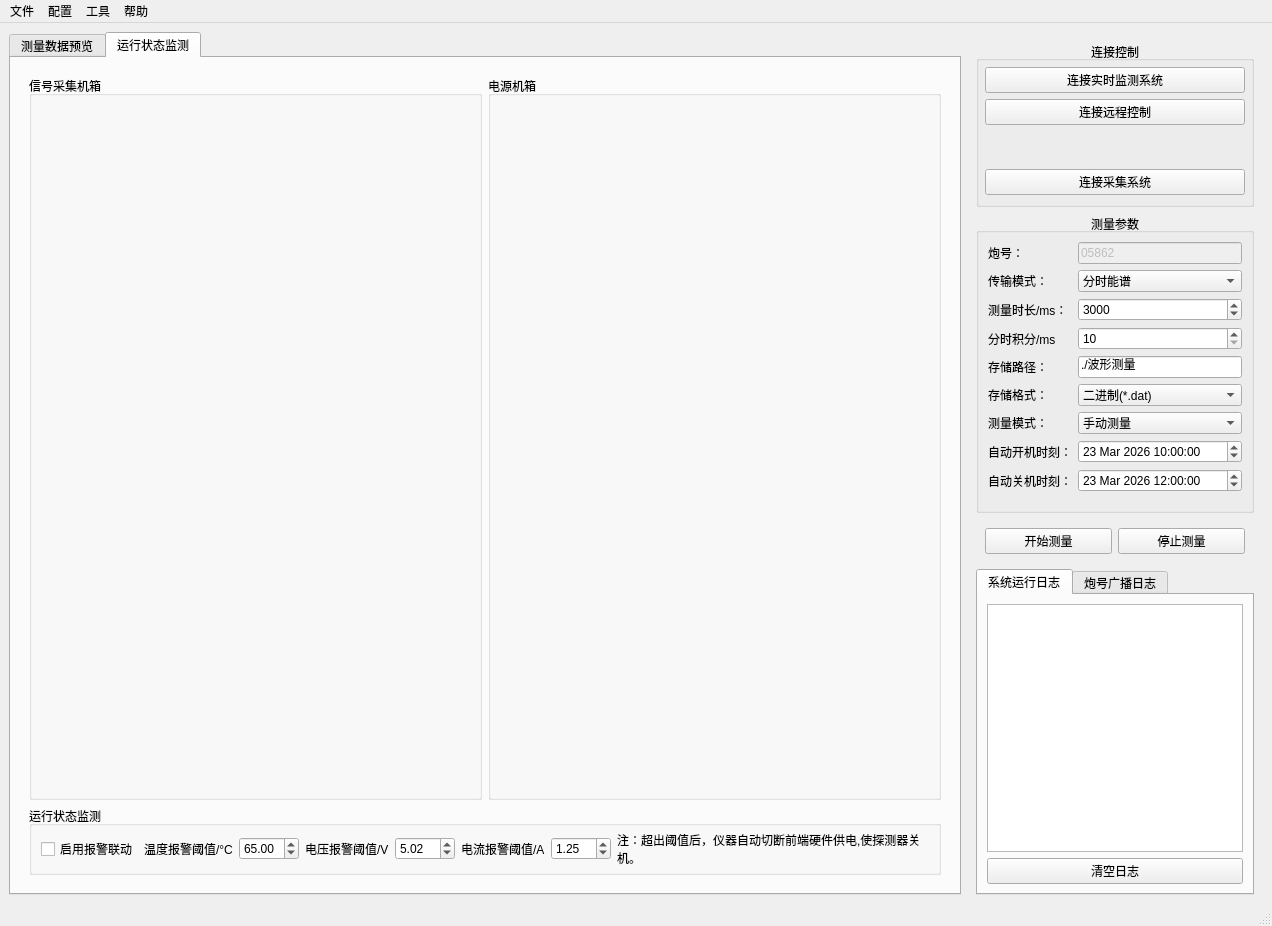
Above: mainwindow.ui from MrXiaomao/HardXrayCamera before the change. Below: the same form after it.
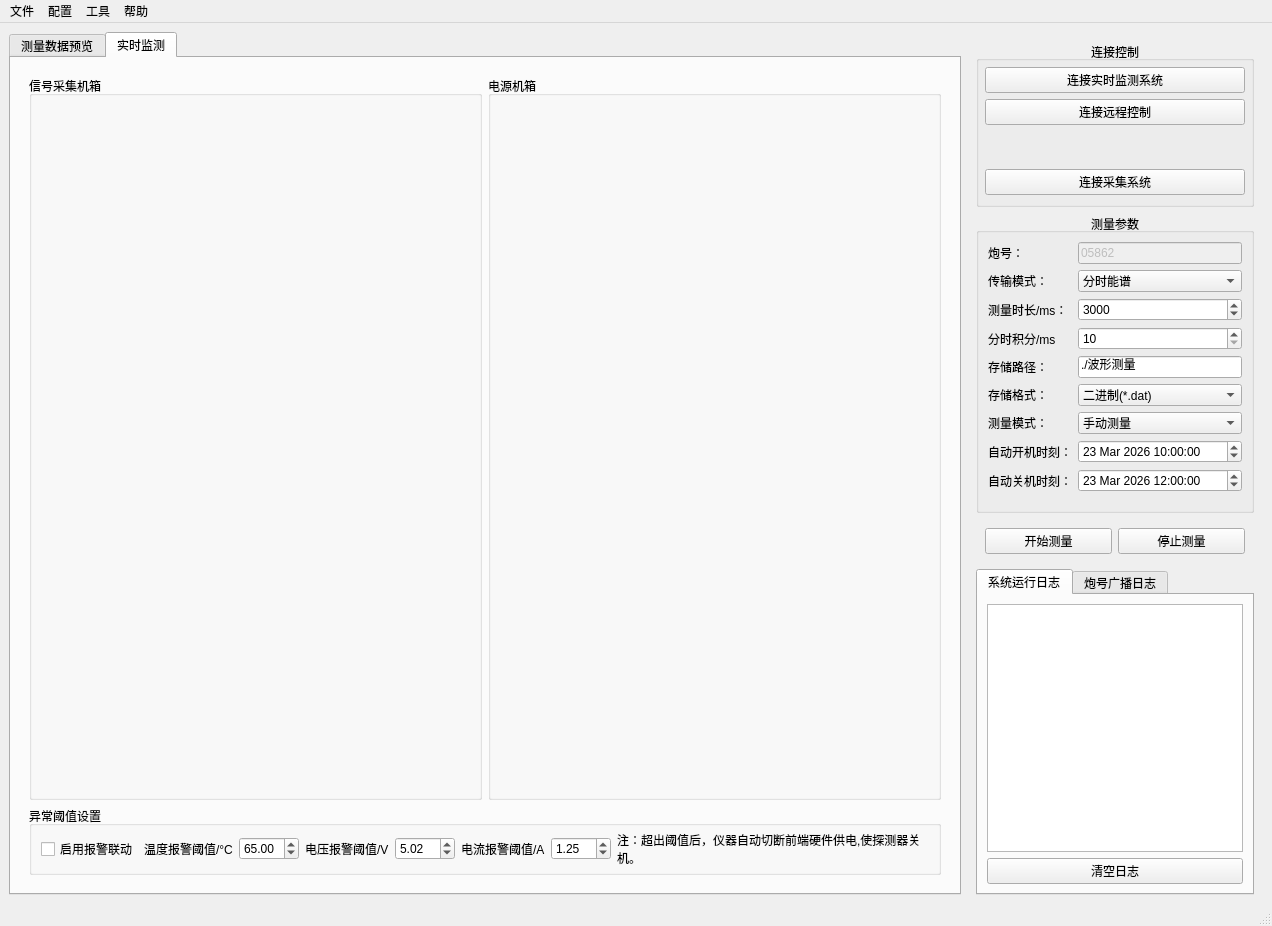
That is the form after the change. The open tabs and pages were chosen to show the change. Custom widgets are drawn as their Qt base class.

```diff
--- a/mainwindow.ui
+++ b/mainwindow.ui
@@ -412,7 +412,7 @@
       </widget>
       <widget class="QWidget" name="tab_4">
        <attribute name="title">
-        <string>运行状态监测</string>
+        <string>实时监测</string>
        </attribute>
        <layout class="QHBoxLayout" name="horizontalLayout_5">
         <item>
@@ -493,7 +493,7 @@
               </sizepolicy>
              </property>
              <property name="title">
-              <string>运行状态监测</string>
+              <string>异常阈值设置</string>
              </property>
              <layout class="QHBoxLayout" name="horizontalLayout_6">
               <property name="topMargin">
```
